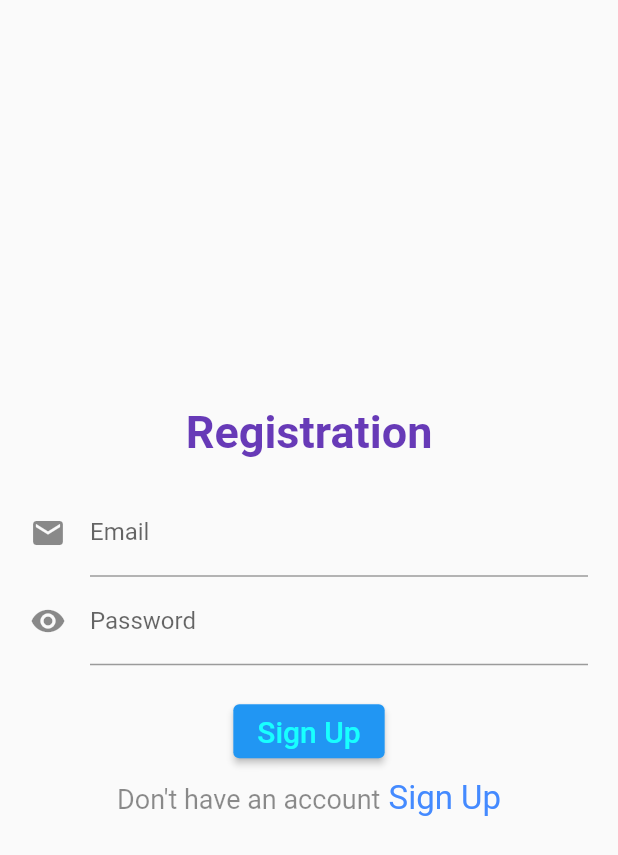
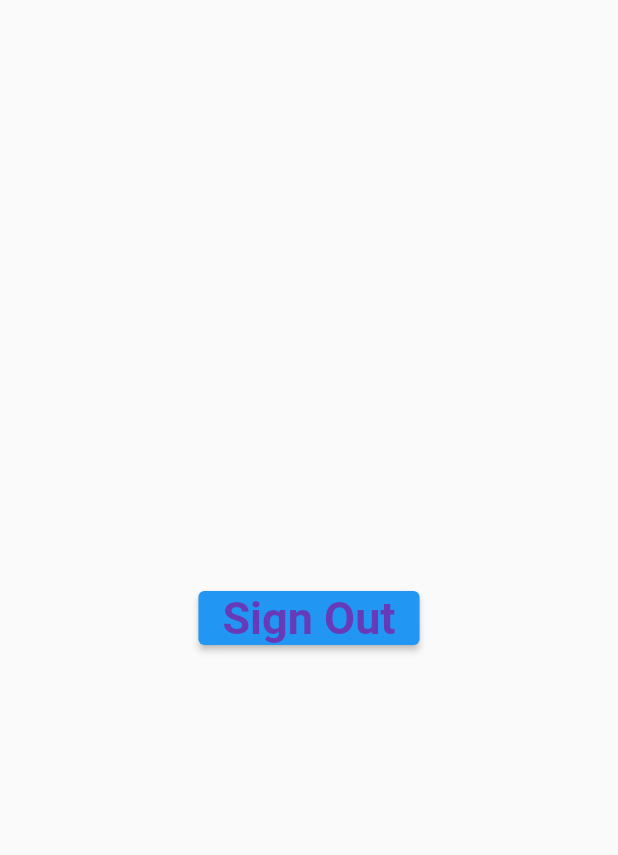
Before and after one commit to RARimonAhmed/Firebase-Authentication, a Flutter app: the HomePage screen opened directly, on a phone screen of 412 x 824 dp. Shown: the top 855 px of the screen. Run offline on Flutter 3.47's test engine with Material 2 defaults, Android fonts, the phone set to English and light mode, and no system bars.

Commit message:
Add sign out file and all file have some changes

```diff
--- a/sign_in_and_up_firebase/lib/main.dart
+++ b/sign_in_and_up_firebase/lib/main.dart
@@ -1,5 +1,5 @@
 import 'package:flutter/material.dart';
-import 'package:sign_in_and_up_firebase/views/home_page.dart';
+import 'package:sign_in_and_up_firebase/views/sign_in.dart';
 
 void main() {
   runApp(const MyApp());
@@ -18,7 +18,7 @@ class MyApp extends StatelessWidget {
         primarySwatch: Colors.blue,
         visualDensity: VisualDensity.adaptivePlatformDensity,
       ),
-      home: const HomePage(),
+      home: const SignIn(),
     );
   }
 }
--- a/sign_in_and_up_firebase/lib/views/home_page.dart
+++ b/sign_in_and_up_firebase/lib/views/home_page.dart
@@ -14,13 +14,21 @@ class _HomePageState extends State<HomePage> {
   Widget build(BuildContext context) {
     return Scaffold(
       body: Center(
-        child: SignInAndLoginUI(
-          btnText: 'Sign Up',
-          hText: 'Registration',
-          onpressed1: () => const SignIn(),
-          onpressed2: () => const SignIn(),
-          richText1: 'Don\'t have an account',
-          richText2: 'Sign Up',
+        child: Column(
+          mainAxisAlignment: MainAxisAlignment.center,
+          children: [
+            ElevatedButton(
+              onPressed: (() {}),
+              child: const Text(
+                'Sign Out',
+                style: TextStyle(
+                  color: Colors.deepPurple,
+                  fontSize: 30,
+                  fontWeight: FontWeight.w700,
+                ),
+              ),
+            ),
+          ],
         ),
       ),
     );
--- a/sign_in_and_up_firebase/lib/views/sign_in.dart
+++ b/sign_in_and_up_firebase/lib/views/sign_in.dart
@@ -1,5 +1,6 @@
 import 'package:flutter/material.dart';
 import 'package:sign_in_and_up_firebase/views/home_page.dart';
+import 'package:sign_in_and_up_firebase/views/sign_up.dart';
 import 'package:sign_in_and_up_firebase/widgets/sign_in_and_up_ui.dart';
 
 class SignIn extends StatefulWidget {
@@ -19,7 +20,7 @@ class _SignInState extends State<SignIn> {
           btnText: 'Sign In',
           hText: 'Login',
           onpressed1: () => const HomePage(),
-          onpressed2: () => const HomePage(),
+          onpressed2: () => const Registration(),
           richText1: 'Already register',
           richText2: 'Login',
         ),
--- a/sign_in_and_up_firebase/pubspec.yaml
+++ b/sign_in_and_up_firebase/pubspec.yaml
@@ -36,6 +36,10 @@ dependencies:
   # The following adds the Cupertino Icons font to your application.
   # Use with the CupertinoIcons class for iOS style icons.
   cupertino_icons: ^1.0.2
+  firebase_auth: ^4.2.6
+  firebase_core: ^2.5.0
+  firebase_database: ^10.0.10
+  cloud_firestore: ^4.3.2
 
 dev_dependencies:
   flutter_test:
```
Also changed, not shown: sign_in_and_up_firebase/lib/views/sign_up.dart (added, +30 -0 lines), sign_in_and_up_firebase/pubspec.lock, 3 other files.
